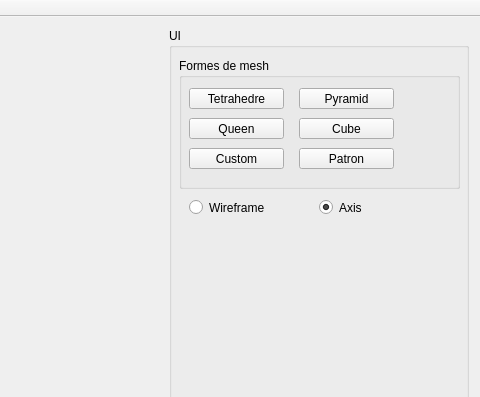
Before: the Qt Designer form mainwindow.ui in BastienRuivo/Mesh_Computational_Geometry, drawn with Qt 5; both pictures show x 401 to 881 and y 0 to 397 of the 881 by 626 pixel window.
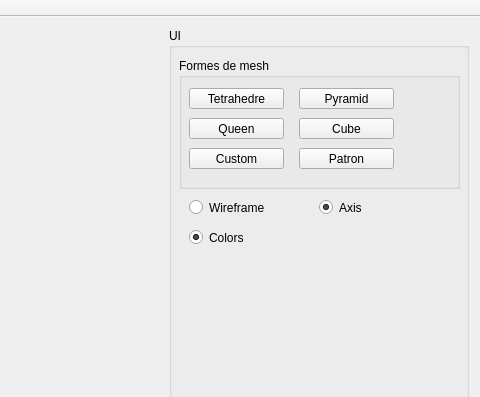
After: the same form once the commit is applied. Custom widgets are drawn as their Qt base class.

```diff
--- a/mainwindow.ui
+++ b/mainwindow.ui
@@ -219,6 +219,25 @@
         <bool>false</bool>
        </property>
       </widget>
+      <widget class="QRadioButton" name="Colors">
+       <property name="geometry">
+        <rect>
+         <x>20</x>
+         <y>200</y>
+         <width>121</width>
+         <height>19</height>
+        </rect>
+       </property>
+       <property name="text">
+        <string>Colors</string>
+       </property>
+       <property name="checked">
+        <bool>true</bool>
+       </property>
+       <property name="autoExclusive">
+        <bool>false</bool>
+       </property>
+      </widget>
      </widget>
     </item>
    </layout>
```
